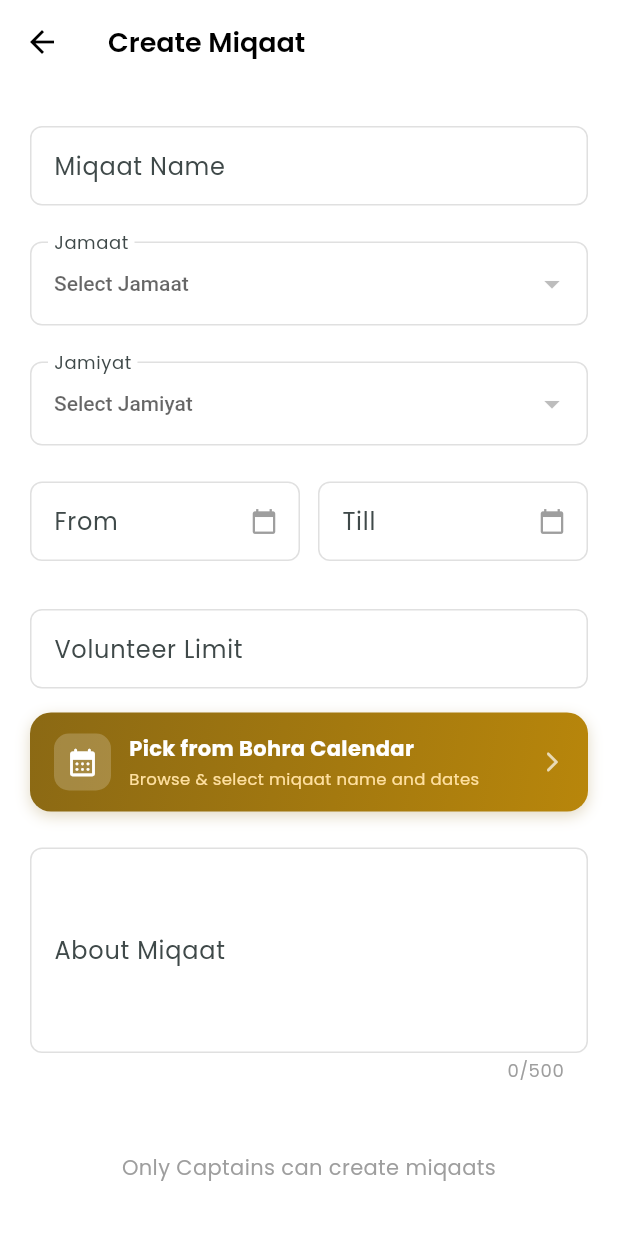
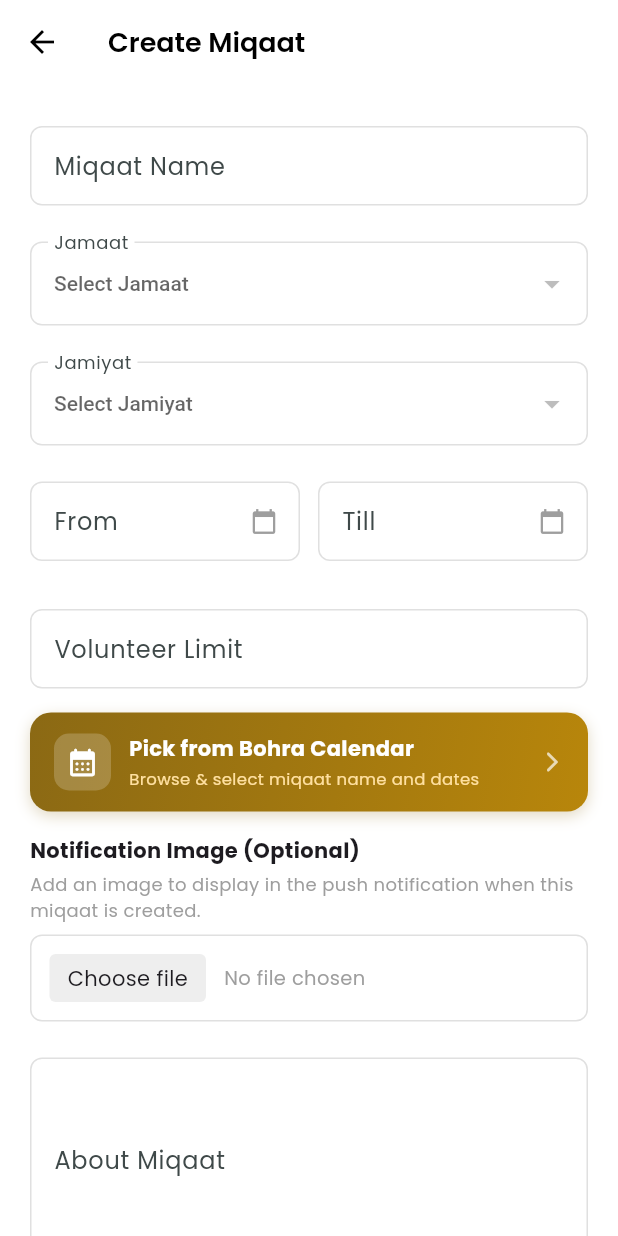
Before and after one commit to mohammed7869/BGP-Flutter, a Flutter app: the CreateMiqaatScreen screen opened directly, on a phone screen of 412 x 824 dp. Run offline on Flutter 3.47's test engine with Material 3 defaults, Android fonts, the phone set to English and light mode, and no system bars; our stand-ins replace firebase_core, firebase_messaging, flutter_local_notifications, google_fonts, image_picker, open_filex and 4 more; missing offline and left inert: signalr_netcore; accounts and stored records are empty.

Commit message:
The backend API's CreateMiqaat endpoint expects the request data as form-data ([FromForm]) because it optionally handles an ImageFile upload fixed

```diff
--- a/lib/ui/screens/admin/createMiqaatScreen.dart
+++ b/lib/ui/screens/admin/createMiqaatScreen.dart
@@ -1,7 +1,9 @@
 import 'package:burhaniguardsapp/core/services/auth_service.dart';
 import 'package:burhaniguardsapp/core/services/miqaat_service.dart';
 import 'package:burhaniguardsapp/ui/screens/admin/attendancemiqaatScreen.dart';
+import 'dart:io';
 import 'package:flutter/material.dart';
+import 'package:image_picker/image_picker.dart';
 import 'package:burhaniguardsapp/ui/screens/common/bohraCalendarScreen.dart';
 
 class CreateMiqaatScreen extends StatefulWidget {
@@ -35,6 +37,9 @@ class _CreateMiqaatScreenState extends State<CreateMiqaatScreen> {
   final TextEditingController _volunteerLimitController =
       TextEditingController();
   final TextEditingController _aboutController = TextEditingController();
+
+  File? _notificationImage;
+  final ImagePicker _picker = ImagePicker();
 
   @override
   void initState() {
@@ -170,6 +175,8 @@ class _CreateMiqaatScreenState extends State<CreateMiqaatScreen> {
               // Bohra Miqaat Calendar Reference
               _buildBohrCalendarCard(),
               const SizedBox(height: 16),
+              _buildNotificationImagePicker(),
+              const SizedBox(height: 16),
               _buildMultilineTextField('About Miqaat', _aboutController),
               const SizedBox(height: 30),
               if (_isCaptain)
@@ -277,6 +284,100 @@ class _CreateMiqaatScreenState extends State<CreateMiqaatScreen> {
             }
             return null;
           },
+        ),
+      ],
+    );
+  }
+
+  Future<void> _pickImage() async {
+    try {
+      final XFile? pickedFile = await _picker.pickImage(
+        source: ImageSource.gallery,
+        maxWidth: 1024,
+        maxHeight: 1024,
+        imageQuality: 85,
+      );
+      if (pickedFile != null) {
+        setState(() {
+          _notificationImage = File(pickedFile.path);
+        });
+      }
+    } catch (e) {
+      if (mounted) {
+        ScaffoldMessenger.of(context).showSnackBar(
+          SnackBar(content: Text('Failed to pick image: $e')),
+        );
+      }
+    }
+  }
+
+  Widget _buildNotificationImagePicker() {
+    return Column(
+      crossAxisAlignment: CrossAxisAlignment.start,
+      children: [
+        const Text(
+          'Notification Image (Optional)',
+          style: TextStyle(
+            fontSize: 14,
+            fontWeight: FontWeight.bold,
+          ),
+        ),
+        const SizedBox(height: 4),
+        const Text(
+          'Add an image to display in the push notification when this miqaat is created.',
+          style: TextStyle(
+            fontSize: 12,
+            color: Colors.grey,
+          ),
+        ),
+        const SizedBox(height: 8),
+        InkWell(
+          onTap: _pickImage,
+          child: Container(
+            padding: const EdgeInsets.symmetric(horizontal: 12, vertical: 12),
+            decoration: BoxDecoration(
+              border: Border.all(color: Colors.grey[300]!),
+              borderRadius: BorderRadius.circular(8),
+              color: Colors.white,
+            ),
+            child: Row(
+              children: [
+                Container(
+                  padding: const EdgeInsets.symmetric(horizontal: 12, vertical: 6),
+                  decoration: BoxDecoration(
+                    color: Colors.grey[200],
+                    borderRadius: BorderRadius.circular(4),
+                  ),
+                  child: const Text('Choose file'),
+                ),
+                const SizedBox(width: 12),
+                Expanded(
+                  child: Text(
+                    _notificationImage != null
+                        ? _notificationImage!.path.split('/').last
+                        : 'No file chosen',
+                    style: TextStyle(
+                      color: _notificationImage != null ? Colors.black : Colors.grey,
+                      fontSize: 13,
+                    ),
+                    maxLines: 1,
+                    overflow: TextOverflow.ellipsis,
+                  ),
+                ),
+                if (_notificationImage != null)
+                  IconButton(
+                    icon: const Icon(Icons.close, size: 20),
+                    onPressed: () {
+                      setState(() {
+                        _notificationImage = null;
+                      });
+                    },
+                    padding: EdgeInsets.zero,
+                    constraints: const BoxConstraints(),
+                  ),
+              ],
+            ),
+          ),
         ),
       ],
     );
@@ -569,6 +670,7 @@ class _CreateMiqaatScreenState extends State<CreateMiqaatScreen> {
         aboutMiqaat: _aboutController.text.trim().isEmpty
             ? null
             : _aboutController.text.trim(),
+        imageFile: _notificationImage,
       );
 
       if (mounted) {
@@ -590,6 +692,7 @@ class _CreateMiqaatScreenState extends State<CreateMiqaatScreen> {
           _selectedJamaat = null;
           _fromDate = null;
           _tillDate = null;
+          _notificationImage = null;
         });
 
         // Use pushReplacement to remove CreateMiqaatScreen from stack
--- a/pubspec.yaml
+++ b/pubspec.yaml
@@ -16,7 +16,7 @@ publish_to: "none" # Remove this line if you wish to publish to pub.dev
 # https://developer.apple.com/library/archive/documentation/General/Reference/InfoPlistKeyReference/Articles/CoreFoundationKeys.html
 # In Windows, build-name is used as the major, minor, and patch parts
 # of the product and file versions while build-number is used as the build suffix.
-version: 1.2.5+22
+version: 1.2.6+23
 
 environment:
   sdk: ^3.5.0
```
Also changed, not shown: lib/core/services/miqaat_service.dart (+26 -19 lines), lib/core/services/notification_navigator.dart (+31 -13 lines).
